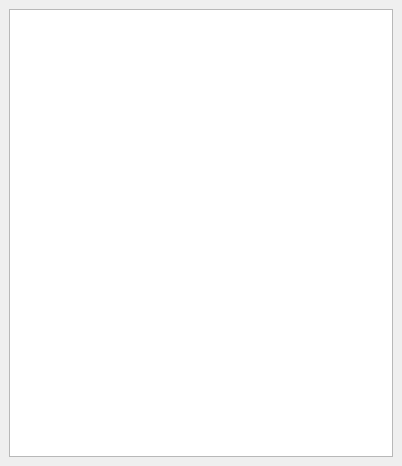
First picture: the form in mappy/qgismappy_dockwidget_dummy.ui, repository europlanet-gmap/mappy, before the edit.
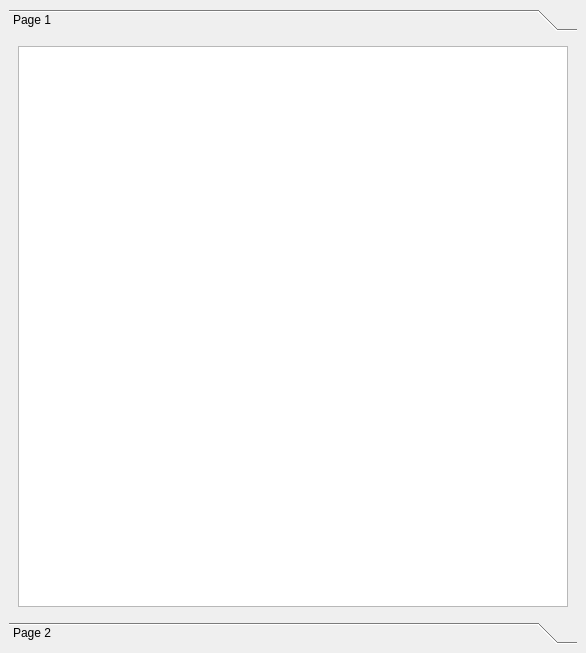
Second picture: the form after the edit. The open tabs and pages were chosen to show the change.

Commit message: [wip] started new interface for simplified access to the tools

```diff
--- a/mappy/qgismappy_dockwidget_dummy.ui
+++ b/mappy/qgismappy_dockwidget_dummy.ui
@@ -6,20 +6,55 @@
    <rect>
     <x>0</x>
     <y>0</y>
-    <width>402</width>
-    <height>466</height>
+    <width>586</width>
+    <height>653</height>
    </rect>
   </property>
   <property name="windowTitle">
    <string>mappy</string>
   </property>
   <widget class="QWidget" name="dockWidgetContents">
-   <layout class="QGridLayout" name="gridLayout">
-    <item row="0" column="0">
-     <widget class="QTextEdit" name="textEdit">
-      <property name="readOnly">
-       <bool>true</bool>
+   <layout class="QHBoxLayout" name="horizontalLayout">
+    <item>
+     <widget class="QToolBox" name="toolBox">
+      <property name="currentIndex">
+       <number>1</number>
       </property>
+      <widget class="QWidget" name="page_3">
+       <property name="geometry">
+        <rect>
+         <x>0</x>
+         <y>0</y>
+         <width>572</width>
+         <height>547</height>
+        </rect>
+       </property>
+       <attribute name="label">
+        <string>Page 1</string>
+       </attribute>
+       <layout class="QHBoxLayout" name="horizontalLayout_2">
+        <item>
+         <widget class="QTextEdit" name="textEdit">
+          <property name="readOnly">
+           <bool>true</bool>
+          </property>
+         </widget>
+        </item>
+       </layout>
+      </widget>
+      <widget class="QWidget" name="page_4">
+       <property name="geometry">
+        <rect>
+         <x>0</x>
+         <y>0</y>
+         <width>572</width>
+         <height>547</height>
+        </rect>
+       </property>
+       <attribute name="label">
+        <string>Page 2</string>
+       </attribute>
+      </widget>
      </widget>
     </item>
    </layout>
```
The commit also changes 17 other files.
